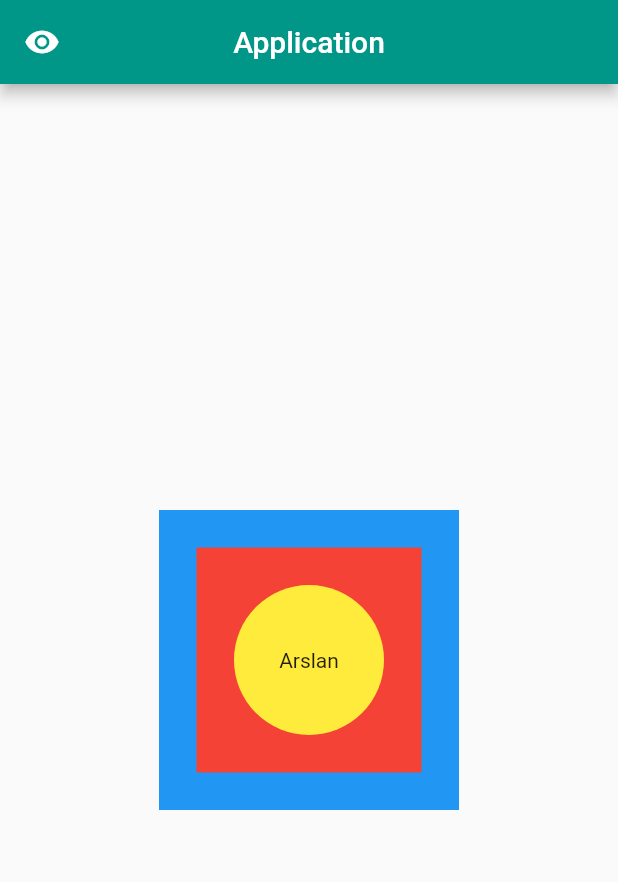
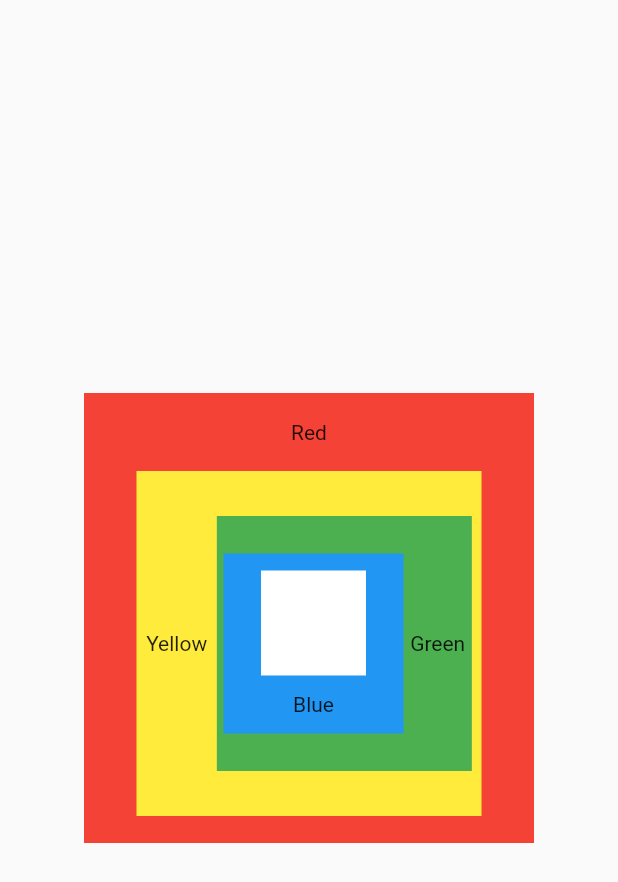
Before and after one commit to MPLectures/batch_five_ui_practice, a Flutter app: the screen it shows after launch, on a phone screen of 412 x 824 dp. Shown: the top 882 px of the screen. Run offline on Flutter 3.47's test engine with Material 2 defaults, Android fonts, the phone set to English and light mode, and no system bars.

Commit message:
single and multi child widget

```diff
--- a/lib/main.dart
+++ b/lib/main.dart
@@ -1,4 +1,5 @@
 import 'package:batch_five_ui_practice/views/screens/screen_test.dart';
+import 'package:batch_five_ui_practice/views/screens/single_multi_child.dart';
 import 'package:flutter/material.dart';
 
 
@@ -9,7 +10,8 @@ class MyApp extends StatelessWidget {
   Widget build(BuildContext context) {
     return MaterialApp(
       debugShowCheckedModeBanner: false,
-      home: ScreenTest(),
+      // home: ScreenTest(),
+      home: SingleMultiChild(),
     );
   }
 }
--- /dev/null
+++ b/lib/views/screens/single_multi_child.dart
@@ -0,0 +1,104 @@
+import 'package:flutter/material.dart';
+
+class SingleMultiChild extends StatelessWidget {
+  const SingleMultiChild({super.key});
+
+  @override
+  Widget build(BuildContext context) {
+    return Scaffold(
+      body: SafeArea(
+        child: Center(
+          child: Container(
+            height: 300,
+            width: 300,
+            color: Colors.red,
+            child: Column(
+              mainAxisAlignment: MainAxisAlignment.spaceEvenly,
+              crossAxisAlignment: CrossAxisAlignment.center,
+              children: [
+                Text("Red"),
+                Container(
+                  height: 230,
+                  width: 230,
+                  color: Colors.yellow,
+                  child: Row(
+                    mainAxisAlignment: MainAxisAlignment.spaceEvenly,
+                    crossAxisAlignment: CrossAxisAlignment.center,
+                    children: [
+                      Text("Yellow"),
+                      Container(
+                        height: 170,
+                        width: 170,
+                        color: Colors.green,
+                        child: Row(
+                          mainAxisAlignment: MainAxisAlignment.spaceEvenly,
+                          crossAxisAlignment: CrossAxisAlignment.center,
+                          children: [
+                            Container(
+                              height: 120,
+                              width: 120,
+                              color: Colors.blue,
+                              child: Column(
+                                mainAxisAlignment: MainAxisAlignment.spaceEvenly,
+                                crossAxisAlignment: CrossAxisAlignment.center,
+                                children: [
+                                  Container(
+                                    height: 70,
+                                    width: 70,
+                                    color: Colors.white,
+                                  ),
+                                  Text("Blue"),
+                                ],
+                              ),
+                            ),
+                            Text("Green")
+                          ],
+                        ),
+                      )
+                    ],
+                  ),
+                )
+              ],
+            ),
+          ),
+        ),
+        // child: Row(
+        //   children: [
+        //     Container(
+        //       height: 70,
+        //       width: 70,
+        //       color: Colors.green,
+        //     ),
+        //     Container(
+        //       height: 90,
+        //       width: 70,
+        //       color: Colors.brown,
+        //     ),
+        //   ],
+        // ),
+        // child: Column(
+        //   mainAxisAlignment: MainAxisAlignment.center,
+        //   crossAxisAlignment: CrossAxisAlignment.center,
+        //   children: [
+        //     Container(
+        //       height: 100,
+        //       width: 300,
+        //       color: Colors.red,
+        //     ),
+        //     Container(
+        //       height: 100,
+        //       width: 350,
+        //       color: Colors.blue,
+        //     ),
+        //     // Container(
+        //     //   height: 100,
+        //     //   width: 400,
+        //     //   color: Colors.green,
+        //     // ),
+        //     Text("Arslan")
+        //   ],
+        // ),
+      ),
+    );
+  }
+}
```
